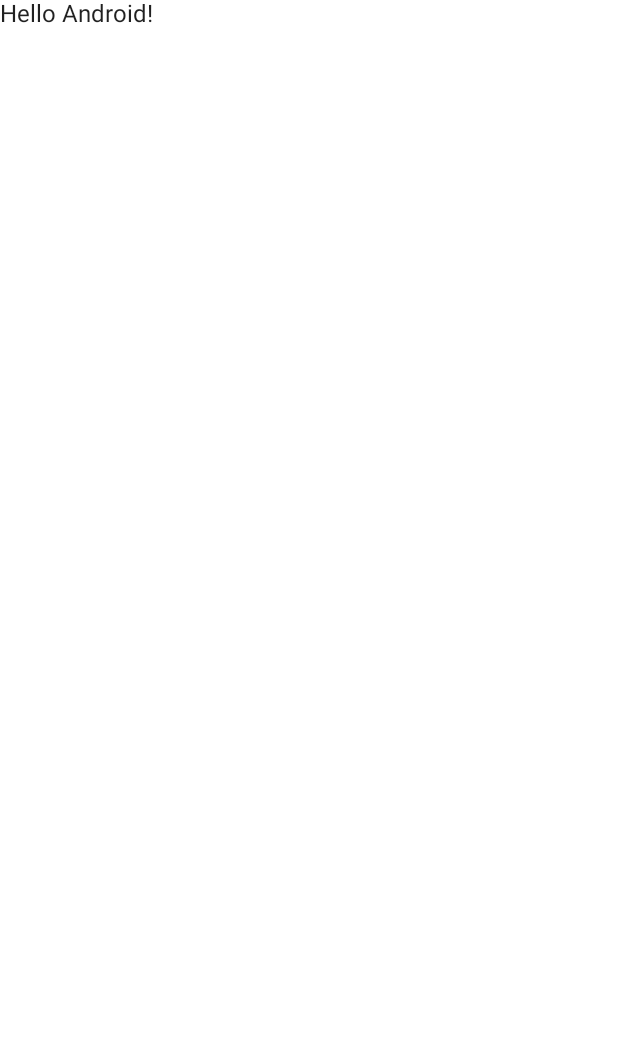
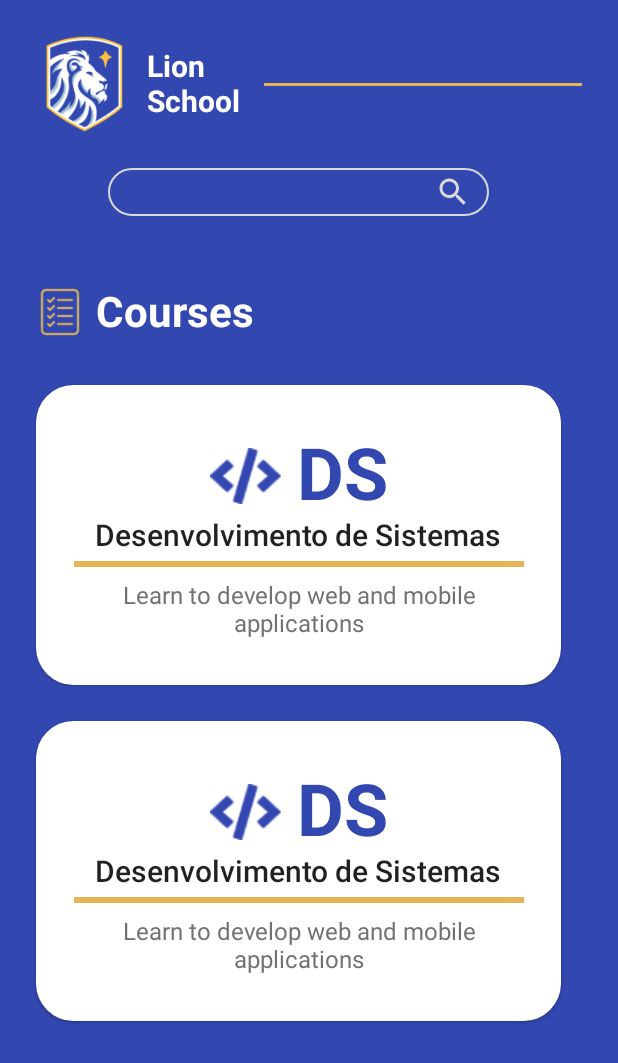
Before and after one commit to Xul14/Lion-School-Mobile, an Android app built with Jetpack Compose: the screen it shows after launch (MainActivity before the commit, HomeActivity after it), on a phone screen of 412 x 824 dp. Before the commit the part shown is almost empty. Shown: the top 1063 px of the screen. Run offline under Robolectric (Android 15) with nearby library versions, the phone set to English and light mode, and no system bars.

Commit message:
Iniciando layouts

```diff
--- /dev/null
+++ b/app/src/main/java/br/senai/sp/jandira/lionschool/HomeActivity.kt
@@ -0,0 +1,259 @@
+package br.senai.sp.jandira.lionschool
+
+import android.os.Bundle
+import androidx.activity.ComponentActivity
+import androidx.activity.compose.setContent
+import androidx.compose.foundation.Image
+import androidx.compose.foundation.layout.*
+import androidx.compose.foundation.shape.RoundedCornerShape
+import androidx.compose.material.*
+import androidx.compose.runtime.Composable
+import androidx.compose.ui.Alignment
+import androidx.compose.ui.Modifier
+import androidx.compose.ui.graphics.Color
+import androidx.compose.ui.modifier.modifierLocalProvider
+import androidx.compose.ui.res.painterResource
+import androidx.compose.ui.res.stringResource
+import androidx.compose.ui.text.font.FontWeight
+import androidx.compose.ui.text.style.TextAlign
+import androidx.compose.ui.tooling.preview.Preview
+import androidx.compose.ui.unit.dp
+import androidx.compose.ui.unit.sp
+import br.senai.sp.jandira.lionschool.ui.theme.LionSchoolTheme
+
+class HomeActivity : ComponentActivity() {
+    override fun onCreate(savedInstanceState: Bundle?) {
+        super.onCreate(savedInstanceState)
+        setContent {
+            LionSchoolTheme {
+                Homescreen()
+            }
+        }
+    }
+}
+
+@Composable
+fun Homescreen() {
+
+    Surface(
+        modifier = Modifier.fillMaxSize(),
+        color = Color(51, 71, 176)
+    ) {
+        Column(modifier = Modifier.padding(24.dp)) {
+
+            Row(
+                verticalAlignment = Alignment.CenterVertically
+            ) {
+
+                Image(
+                    painter = painterResource(id = R.drawable.logo_image),
+                    contentDescription = "Logo Lion School",
+                    modifier = Modifier.size(64.dp)
+                )
+
+                Spacer(modifier = Modifier.width(10.dp))
+
+                Text(
+                    text = stringResource(R.string.name_school),
+                    fontWeight = FontWeight.Bold,
+                    fontSize = 20.sp,
+                    color = Color.White,
+                    modifier = Modifier.width(64.dp)
+                )
+
+                Spacer(modifier = Modifier.width(14.dp))
+
+                Divider(
+                    modifier = Modifier
+                        .width(220.dp)
+                        .height(2.dp),
+                    color = Color(229, 182, 87)
+                )
+
+            }
+
+
+            Column(
+                modifier = Modifier
+                    .fillMaxWidth()
+            ) {
+
+                OutlinedTextField(
+                    value = "",
+                    onValueChange = {},
+                    shape = RoundedCornerShape(25.dp),
+                    modifier = Modifier
+                        .height(80.dp)
+                        .width(350.dp)
+                        .padding(horizontal = 48.dp, vertical = 24.dp),
+                    colors = TextFieldDefaults.outlinedTextFieldColors(
+                        unfocusedBorderColor = Color(217, 217, 217),
+                        focusedBorderColor = Color(217, 217, 217)
+                    ),
+                    trailingIcon = {
+                        Icon(
+                            painter = painterResource(id = R.drawable.search_icon),
+                            contentDescription = null,
+                            modifier = Modifier.size(24.dp),
+                            tint = Color(217, 217, 217)
+                        )
+                    }
+                )
+
+                Row(
+                    modifier = Modifier.padding(top = 24.dp),
+                    horizontalArrangement = Arrangement.Start
+
+                ) {
+                    Image(
+                        painter = painterResource(id = R.drawable.icon_list),
+                        contentDescription = "List Icon",
+                        modifier = Modifier
+                            .size(32.dp)
+                    )
+
+                    Spacer(modifier = Modifier.width(8.dp))
+
+                    Text(
+                        text = "Courses",
+                        fontSize = 28.sp,
+                        fontWeight = FontWeight.Bold,
+                        color = Color.White
+                    )
+                }
+
+                Column(modifier = Modifier.padding(top = 32.dp)) {
+
+                    Card(
+                        modifier = Modifier
+                            .width(350.dp)
+                            .height(200.dp),
+                        backgroundColor = Color.White,
+                        shape = RoundedCornerShape(25.dp)
+                    ) {
+                        Column(
+                            modifier = Modifier.fillMaxSize(),
+                            verticalArrangement = Arrangement.Center,
+                            horizontalAlignment = Alignment.CenterHorizontally
+                        ) {
+
+                            Row(
+                                verticalAlignment = Alignment.CenterVertically
+                            ) {
+
+                                Image(
+                                    painter = painterResource(id = R.drawable.vector_ds),
+                                    contentDescription = "Icon course",
+                                    modifier = Modifier
+                                        .size(48.dp)
+                                )
+
+                                Spacer(modifier = Modifier.width(10.dp))
+
+                                Text(
+                                    text = "DS",
+                                    fontSize = 48.sp,
+                                    fontWeight = FontWeight.Bold,
+                                    color = Color(51, 71, 176)
+                                )
+                            }
+
+                            Text(
+                                text = "Desenvolvimento de Sistemas",
+                                modifier = Modifier.padding(bottom = 5.dp),
+                                fontSize = 20.sp,
+                                fontWeight = FontWeight.Medium,
+                            )
+
+                            Divider(
+                                modifier = Modifier
+                                    .width(300.dp)
+                                    .height(4.dp),
+                                color = Color(229, 182, 87)
+                            )
+
+                            Text(
+                                text = "Learn to develop web and mobile applications",
+                                modifier = Modifier.width(300.dp).padding(top = 10.dp),
+                                fontSize = 16.sp,
+                                textAlign = TextAlign.Center,
+                                fontWeight = FontWeight.Normal,
+                                color = Color(114,114,114)
+                            )
+                        }
+                    }
+
+                    Spacer(modifier = Modifier.height(24.dp))
+
+                    Card(
+                        modifier = Modifier
+                            .width(350.dp)
+                            .height(200.dp),
+                        backgroundColor = Color.White,
+                        shape = RoundedCornerShape(25.dp)
+                    ) {
+                        Column(
+                            modifier = Modifier.fillMaxSize(),
+                            verticalArrangement = Arrangement.Center,
+                            horizontalAlignment = Alignment.CenterHorizontally
+                        ) {
+
+                            Row(
+                                verticalAlignment = Alignment.CenterVertically
+                            ) {
+
+                                Image(
+                                    painter = painterResource(id = R.drawable.vector_ds),
+                                    contentDescription = "Icon course",
+                                    modifier = Modifier
+                                        .size(48.dp)
+                                )
+
+                                Spacer(modifier = Modifier.width(10.dp))
+
+                                Text(
+                                    text = "DS",
+                                    fontSize = 48.sp,
+                                    fontWeight = FontWeight.Bold,
+                                    color = Color(51, 71, 176)
+                                )
+                            }
+
+                            Text(
+                                text = "Desenvolvimento de Sistemas",
+                                modifier = Modifier.padding(bottom = 5.dp),
+                                fontSize = 20.sp,
+                                fontWeight = FontWeight.Medium,
+                            )
+
+                            Divider(
+                                modifier = Modifier
+                                    .width(300.dp)
+                                    .height(4.dp),
+                                color = Color(229, 182, 87)
+                            )
+
+                            Text(
+                                text = "Learn to develop web and mobile applications",
+                                modifier = Modifier.width(300.dp).padding(top = 10.dp),
+                                fontSize = 16.sp,
+                                textAlign = TextAlign.Center,
+                                fontWeight = FontWeight.Normal,
+                                color = Color(114,114,114)
+                            )
+                        }
+                    }
+
+                }
+            }
+        }
+    }
+}
+
+@Preview(showBackground = true)
+@Composable
+fun DefaultPreview2() {
+    LionSchoolTheme {
+        Homescreen()
+    }
+}
--- /dev/null
+++ b/app/src/main/res/drawable/search_icon.xml
@@ -0,0 +1,5 @@
+<vector android:height="24dp" android:tint="#D9D9D9"
+    android:viewportHeight="24" android:viewportWidth="24"
+    android:width="24dp" xmlns:android="http://schemas.android.com/apk/res/android">
+    <path android:fillColor="@android:color/white" android:pathData="M15.5,14h-0.79l-0.28,-0.27C15.41,12.59 16,11.11 16,9.5 16,5.91 13.09,3 9.5,3S3,5.91 3,9.5 5.91,16 9.5,16c1.61,0 3.09,-0.59 4.23,-1.57l0.27,0.28v0.79l5,4.99L20.49,19l-4.99,-5zM9.5,14C7.01,14 5,11.99 5,9.5S7.01,5 9.5,5 14,7.01 14,9.5 11.99,14 9.5,14z"/>
+</vector>
--- a/app/src/main/res/values/strings.xml
+++ b/app/src/main/res/values/strings.xml
@@ -1,3 +1,9 @@
 <resources>
     <string name="app_name">Lion School</string>
+    <string name="name_school">Lion School</string>
+    <string name="welcome">Welcome!</string>
+    <string name="welcome_description">We have a variety of educational programs designed to boost your knowledge and personal development.</string>
+    <string name="button_start">GET START</string>
+    <string name="title_activity_home">HomeActivity</string>
+    <string name="title_activity_alunos">AlunosActivity</string>
 </resources>
```
Also changed, not shown: app/src/main/AndroidManifest.xml (+10 -0 lines), app/src/main/java/br/senai/sp/jandira/lionschool/MainActivity.kt (+97 -15 lines), app/src/main/java/br/senai/sp/jandira/lionschool/StudentsActivity.kt (added, +154 -0 lines), app/src/main/res/drawable/icon_list.png (added), app/src/main/res/drawable/logo_image.png (added), app/src/main/res/drawable/vector_ds.png (added).
